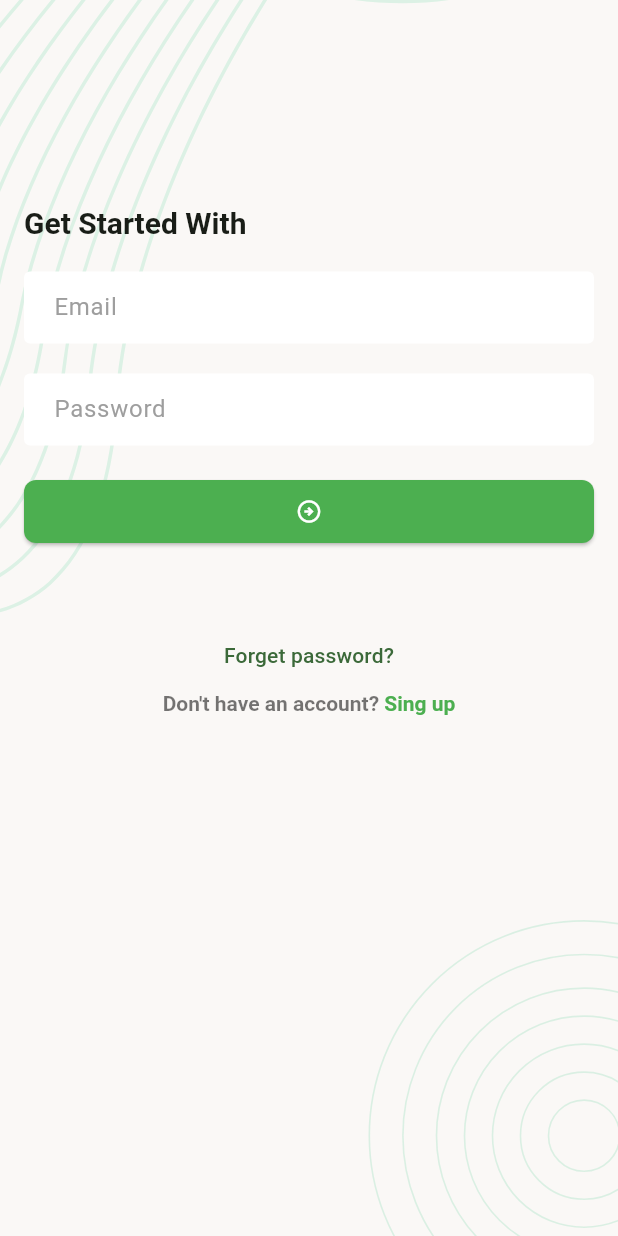
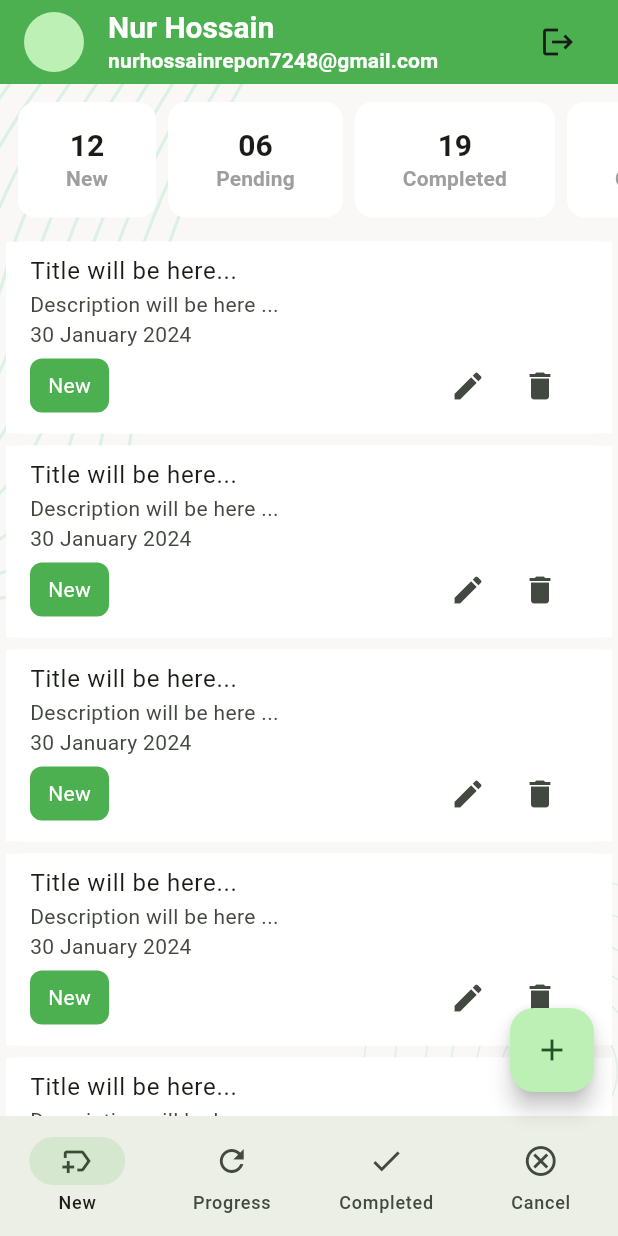
Before and after one commit to Nhrepon/Task-Manager-Flutter, a Flutter app: the LoginScreen screen opened directly, after a tap on the "arrow circle right" icon, on a phone screen of 412 x 824 dp. Run offline on Flutter 3.47's test engine with Material 3 defaults, Android fonts, the phone set to English and light mode, and no system bars; our stand-ins replace flutter_svg, pin_code_fields.

Commit message:
version: 1.0

```diff
--- a/lib/app.dart
+++ b/lib/app.dart
@@ -1,7 +1,12 @@
 import 'package:flutter/material.dart';
+import 'package:task_manager/ui/screen/add_new_task_screen.dart';
+import 'package:task_manager/ui/screen/forget_password_screen.dart';
+import 'package:task_manager/ui/screen/home_screen.dart';
 import 'package:task_manager/ui/screen/login_screen.dart';
+import 'package:task_manager/ui/screen/reset_password_screen.dart';
 import 'package:task_manager/ui/screen/signup_screen.dart';
 import 'package:task_manager/ui/screen/splash_screen.dart';
+import 'package:task_manager/ui/screen/verify_otp_screen.dart';
 import 'package:task_manager/ui/utility/colors.dart';
 
 class TaskManager extends StatelessWidget {
@@ -17,6 +22,10 @@ class TaskManager extends StatelessWidget {
           titleLarge: TextStyle(
             fontSize: 20,
             fontWeight: FontWeight.bold,
+          ),
+          titleSmall: TextStyle(
+            color: Colors.grey,
+            fontWeight: FontWeight.w600
           )
         ),
         inputDecorationTheme: const InputDecorationTheme(
@@ -61,6 +70,16 @@ class TaskManager extends StatelessWidget {
           widget = const LoginScreen();
         }else if(settings.name == SignupScreen.name){
           widget = const SignupScreen();
+        }else if(settings.name == ForgetPassword.name){
+          widget = const ForgetPassword();
+        }else if(settings.name == VerifyOtp.name){
+          widget = const VerifyOtp();
+        }else if(settings.name == ResetPasswordScreen.name){
+          widget = const ResetPasswordScreen();
+        }else if(settings.name == HomeScreen.name){
+          widget = const HomeScreen();
+        }else if(settings.name == AddNewTaskScreen.name){
+          widget = const AddNewTaskScreen();
         }
         return MaterialPageRoute(builder: (_)=>widget);
       },
--- /dev/null
+++ b/lib/ui/screen/home_screen.dart
@@ -0,0 +1,42 @@
+import 'package:flutter/material.dart';
+import 'package:task_manager/ui/screen/new_task_screen.dart';
+import 'package:task_manager/ui/screen/progress_task_list_screen.dart';
+
+import 'add_new_task_screen.dart';
+
+class HomeScreen extends StatefulWidget {
+  const HomeScreen({super.key});
+  static const String name = 'home';
+
+  @override
+  State<HomeScreen> createState() => _HomeScreenState();
+}
+
+class _HomeScreenState extends State<HomeScreen> {
+  int _selectIndex = 0;
+  final List<Widget> _screens = const [
+    NewTaskScreen(),
+    ProgressTaskListScreen(),
+    NewTaskScreen(),
+    NewTaskScreen(),
+  ];
+  @override
+  Widget build(BuildContext context) {
+    return Scaffold(
+      body: _screens[_selectIndex],
+      floatingActionButton: FloatingActionButton(onPressed: (){Navigator.pushNamed(context, AddNewTaskScreen.name);},child: const Icon(Icons.add),),
+      bottomNavigationBar: NavigationBar(
+        selectedIndex: _selectIndex,
+          onDestinationSelected: (int index){
+          _selectIndex = index;
+          setState(() {});
+          },
+          destinations: const [
+        NavigationDestination(icon: Icon(Icons.new_label_outlined), label: "New"),
+        NavigationDestination(icon: Icon(Icons.refresh), label: "Progress"),
+        NavigationDestination(icon: Icon(Icons.done), label: "Completed"),
+        NavigationDestination(icon: Icon(Icons.cancel_outlined), label: "Cancel"),
+      ]),
+    );
+  }
+}
--- a/lib/ui/screen/login_screen.dart
+++ b/lib/ui/screen/login_screen.dart
@@ -1,5 +1,7 @@
 import 'package:flutter/gestures.dart';
 import 'package:flutter/material.dart';
+import 'package:task_manager/ui/screen/forget_password_screen.dart';
+import 'package:task_manager/ui/screen/home_screen.dart';
 import 'package:task_manager/ui/screen/signup_screen.dart';
 import 'package:task_manager/ui/utility/colors.dart';
 import 'package:task_manager/ui/widgets/background.dart';
@@ -48,7 +50,7 @@ class _LoginScreenState extends State<LoginScreen> {
                 ),
                 const SizedBox(height: 20,),
                 ElevatedButton(
-                  onPressed: (){},
+                  onPressed: (){Navigator.pushNamedAndRemoveUntil(context, HomeScreen.name, (value)=>false);},
                   child: const Icon(Icons.arrow_circle_right_outlined),
                 ),
                 const SizedBox(height: 48,),
@@ -56,7 +58,9 @@ class _LoginScreenState extends State<LoginScreen> {
                 Center(
                   child: Column(
                     children: [
-                      TextButton(onPressed: (){}, child: const Text("Forget password?")),
+                      TextButton(onPressed: (){Navigator.pushNamed(context, ForgetPassword.name);},
+                          child: const Text("Forget password?"),
+                      ),
                       _buildSignupSection(),
                     ],
                   ),
--- /dev/null
+++ b/lib/ui/screen/new_task_screen.dart
@@ -0,0 +1,60 @@
+import 'package:flutter/material.dart';
+import 'package:task_manager/ui/widgets/background.dart';
+import '../widgets/TaskItem.dart';
+import '../widgets/appBar.dart';
+import '../widgets/taskStatusCard.dart';
+
+class NewTaskScreen extends StatefulWidget {
+  const NewTaskScreen({super.key});
+
+  @override
+  State<NewTaskScreen> createState() => _NewTaskScreenState();
+}
+
+class _NewTaskScreenState extends State<NewTaskScreen> {
+  @override
+  Widget build(BuildContext context) {
+
+    return Scaffold(
+      appBar: app_bar(),
+      body: background(
+        child: SingleChildScrollView(
+          child: Column(
+            children: [
+              _buildTaskStatusBar(),
+              _buildTaskListView(),
+            ],
+          ),
+        ),
+      ),
+    );
+  }
+
+  ListView _buildTaskListView() {
+    return ListView.builder(
+              shrinkWrap: true,
+              primary: false,
+              itemCount: 10,
+                itemBuilder: (context, index){
+                return const TaskItem();
+                }
+            );
+  }
+
+  Widget _buildTaskStatusBar() {
+    return const SingleChildScrollView(
+            scrollDirection: Axis.horizontal,
+            child: Padding(
+              padding: EdgeInsets.all(8.0),
+              child: Row(
+                children: [
+                  TaskStatusCard(status: "New", count: "12",),
+                  TaskStatusCard(status: "Pending", count: "06",),
+                  TaskStatusCard(status: "Completed", count: "19",),
+                  TaskStatusCard(status: "Canceled", count: "09",),
+                ],
+              ),
+            ),
+          );
+  }
+}
--- /dev/null
+++ b/lib/ui/widgets/TaskItem.dart
@@ -0,0 +1,48 @@
+import 'package:flutter/material.dart';
+
+import '../utility/colors.dart';
+
+class TaskItem extends StatelessWidget {
+  const TaskItem({
+    super.key,
+  });
+
+  @override
+  Widget build(BuildContext context) {
+    return Card(
+      color: Colors.white,
+      elevation: 0,
+      child: ListTile(
+        tileColor: Colors.white,
+        title: Text("Title will be here..."),
+        subtitle: Column(
+          crossAxisAlignment: CrossAxisAlignment.start,
+          children: [
+            Text("Description will be here ... "),
+            Text("30 January 2024"),
+            Row(
+              mainAxisAlignment: MainAxisAlignment.spaceBetween,
+              children: [
+                Container(
+                  padding:const EdgeInsets.symmetric(horizontal: 12, vertical: 8),
+                  decoration: BoxDecoration(
+                    borderRadius: BorderRadius.circular(8),
+                    color: appColors.themeColor,
+
+                  ),
+                  child: Text("New", style: TextStyle(color: Colors.white),),
+                ),
+                Row(
+                  children: [
+                    IconButton(onPressed: (){}, icon: Icon(Icons.edit)),
+                    IconButton(onPressed: (){}, icon: Icon(Icons.delete))
+                  ],
+                )
+              ],
+            )
+          ],
+        ),
+      ),
+    );
+  }
+}
--- /dev/null
+++ b/lib/ui/widgets/appBar.dart
@@ -0,0 +1,46 @@
+import 'package:flutter/material.dart';
+
+import '../utility/colors.dart';
+
+class app_bar extends StatelessWidget implements PreferredSizeWidget {
+  app_bar({
+    super.key,
+  });
+
+
+  @override
+  Widget build(BuildContext context) {
+    final textTheme = Theme.of(context).textTheme;
+    return AppBar(
+      backgroundColor: appColors.themeColor,
+      title: Row(
+        children: [
+          CircleAvatar(),
+          const SizedBox(
+            width: 16,
+          ),
+          Expanded(
+            child: Column(
+              crossAxisAlignment: CrossAxisAlignment.start,
+              children: [
+                Text(
+                  "Nur Hossain",
+                  style: textTheme.titleLarge?.copyWith(color: Colors.white),
+                ),
+                Text(
+                  "nurhossainrepon7248@gmail.com",
+                  style: textTheme.titleSmall?.copyWith(color: Colors.white),
+                ),
+              ],
+            ),
+          ),
+          IconButton(onPressed: (){}, icon: Icon(Icons.logout)),
+        ],
+      ),
+    );
+  }
+
+  @override
+  // TODO: implement preferredSize
+  Size get preferredSize => const Size.fromHeight(kToolbarHeight);
+}
--- /dev/null
+++ b/lib/ui/widgets/taskStatusCard.dart
@@ -0,0 +1,27 @@
+import 'package:flutter/material.dart';
+
+class TaskStatusCard extends StatelessWidget {
+  const TaskStatusCard({
+    super.key, required this.status, required this.count,
+  });
+  final String status;
+  final String count;
+
+  @override
+  Widget build(BuildContext context) {
+    final textTheme = Theme.of(context).textTheme;
+    return Card(
+      elevation: 0,
+      color: Colors.white,
+      child: Padding(
+        padding: const EdgeInsets.symmetric(horizontal: 32, vertical: 16),
+        child: Column(
+          children: [
+            Text(count, style: textTheme.titleLarge,),
+            Text(status, style: textTheme.titleSmall,),
+          ],
+        ),
+      ),
+    );
+  }
+}
--- a/pubspec.yaml
+++ b/pubspec.yaml
@@ -22,6 +22,7 @@ dev_dependencies:
 
   flutter_lints: ^4.0.0
   flutter_svg: ^2.0.17
+  pin_code_fields: ^8.0.1
 
 flutter:
 
```
Also changed, not shown: lib/ui/screen/add_new_task_screen.dart (added, +60 -0 lines), lib/ui/screen/forget_password_screen.dart (added, +87 -0 lines), lib/ui/screen/progress_task_list_screen.dart (added, +32 -0 lines), lib/ui/screen/reset_password_screen.dart (added, +77 -0 lines), lib/ui/screen/verify_otp_screen.dart (added, +109 -0 lines), pubspec.lock.
